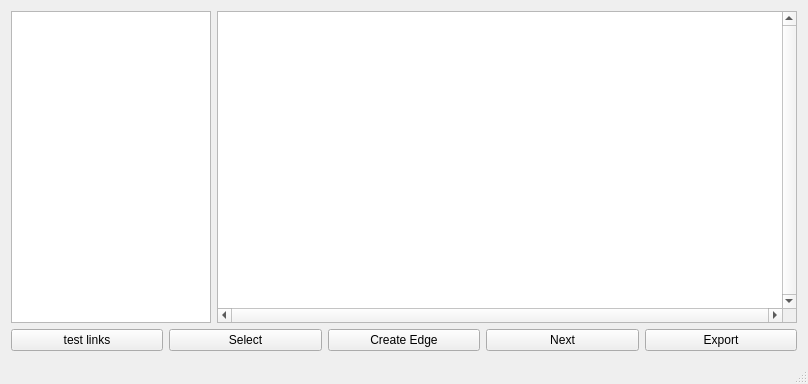
Old version of the form IntelliGraph/mainwindow.ui in the repository SEGroup10/IntelliGraph.
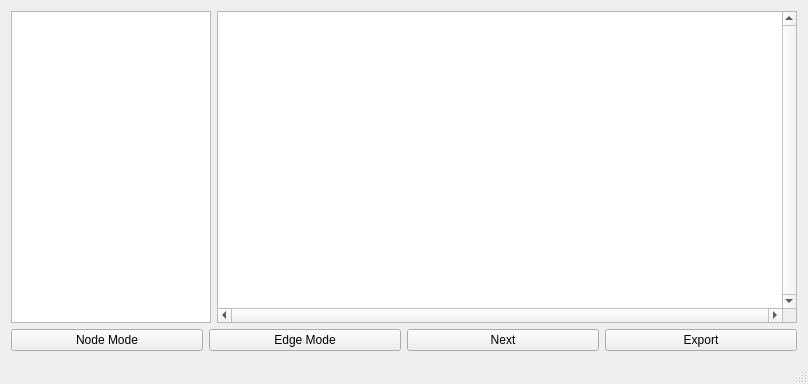
New version of the form.

Patch:
```diff
--- a/IntelliGraph/mainwindow.ui
+++ b/IntelliGraph/mainwindow.ui
@@ -41,24 +41,17 @@
     </item>
     <item>
      <layout class="QHBoxLayout" name="horizontalLayout">
-      <item>
-       <widget class="QPushButton" name="testLinks">
-        <property name="text">
-         <string>test links</string>
-        </property>
-       </widget>
-      </item>
       <item>
        <widget class="QPushButton" name="selectButton">
         <property name="text">
-         <string>Select</string>
+         <string>Node Mode</string>
         </property>
        </widget>
       </item>
       <item>
        <widget class="QPushButton" name="edgeButton">
         <property name="text">
-         <string>Create Edge</string>
+         <string>Edge Mode</string>
         </property>
        </widget>
       </item>
```
Left out of the diff: 2 changed lines with no effect on the pictures.
